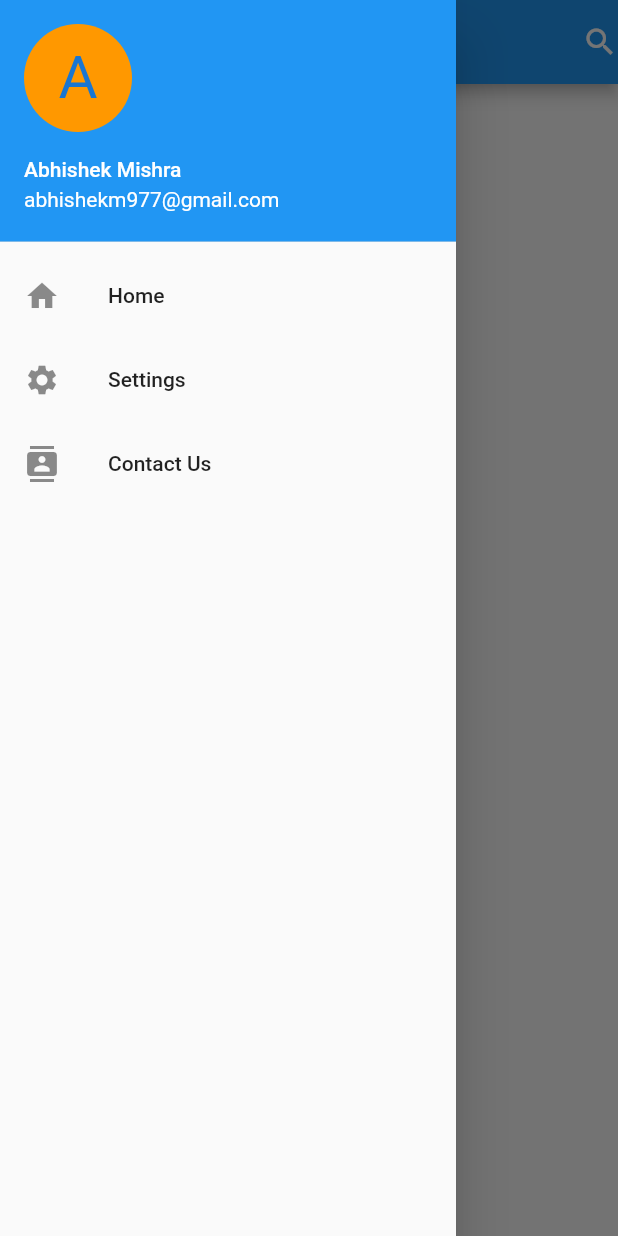
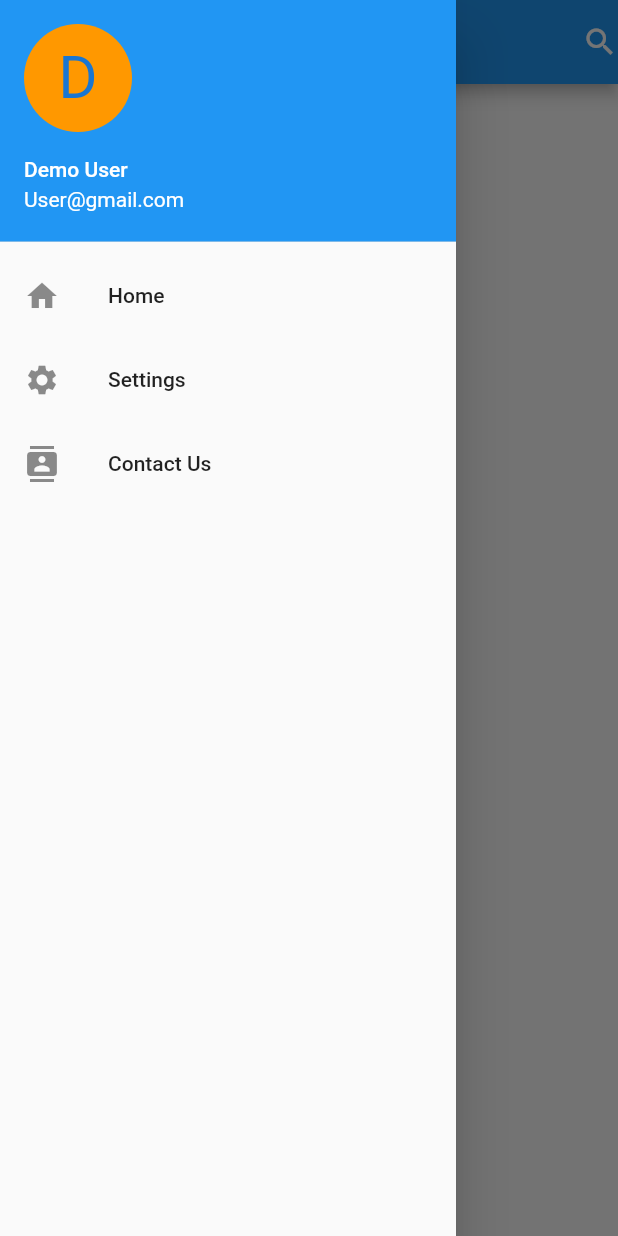
Before and after one commit to kaizer111/demo-app, a Flutter app: the screen it shows after launch, with the side drawer open, on a phone screen of 412 x 824 dp. Run offline on Flutter 3.47's test engine with Material 2 defaults, Android fonts, the phone set to English and light mode, and no system bars.

Commit message:
minor changes

```diff
--- a/lib/screens/Homepage.dart
+++ b/lib/screens/Homepage.dart
@@ -23,12 +23,12 @@ class Homepage extends StatelessWidget {
           padding: EdgeInsets.zero,
           children: <Widget>[
             UserAccountsDrawerHeader(
-              accountName: Text("Abhishek Mishra"),
-              accountEmail: Text("abhishekm977@gmail.com"),
+              accountName: Text("Demo User"),
+              accountEmail: Text("User@gmail.com"),
               currentAccountPicture: CircleAvatar(
                 backgroundColor: Colors.orange,
                 child: Text(
-                  "A",
+                  "D",
                   style: TextStyle(fontSize: 40.0),
                 ),
               ),
```
